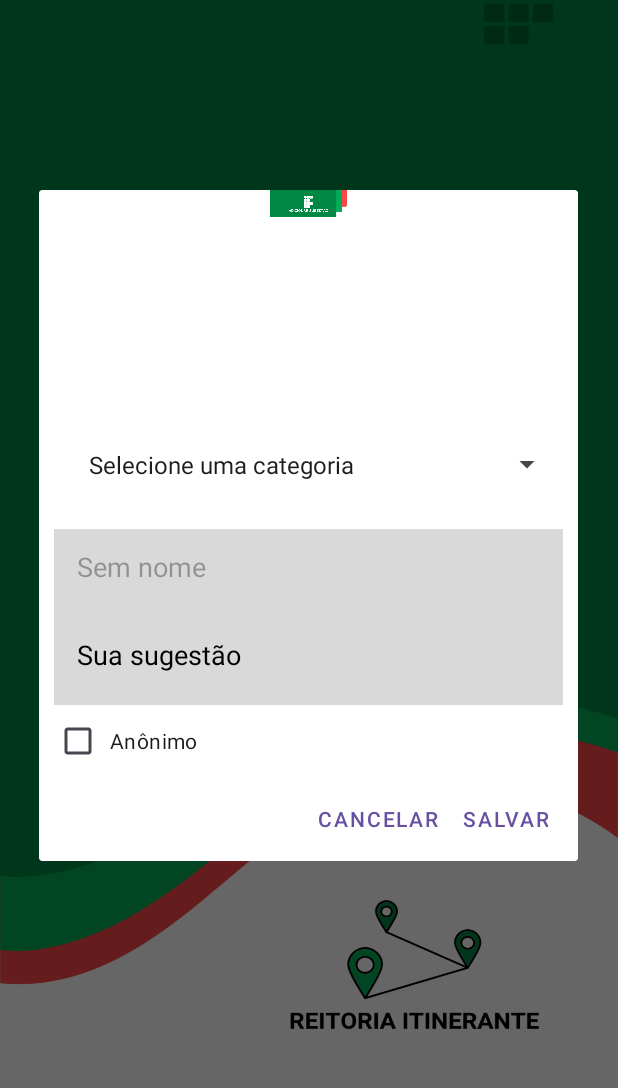
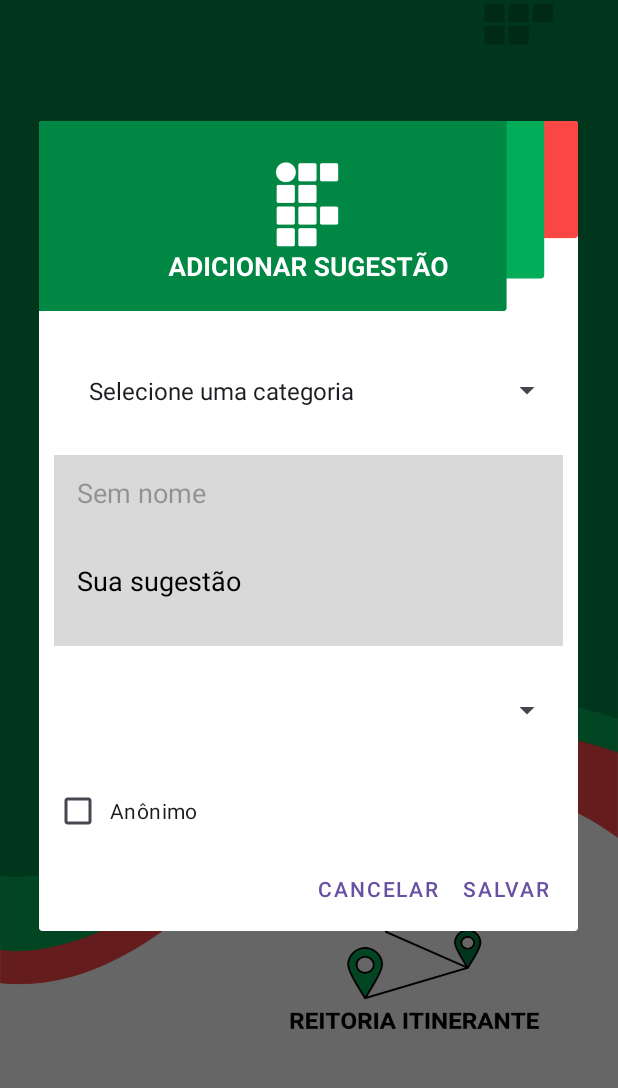
Before and after one commit to alexandrecostapb/reitoria2025, an Android app: the screen it shows after launch once a user with an empty profile is signed in (MainActivity), after a tap on an icon or button, on a phone screen of 412 x 824 dp, the part 92-1180 px from its top. Run offline under Robolectric (Android 15) with nearby library versions, the phone set to English and light mode, and no system bars; our stand-ins replace Firebase (no records; nobody signed in at launch, a user with empty details on screens opened directly).

Commit message:
Adição da imagem faltante no último push e de campus e data nas sugestões, além de correção no layout das sugestões.

```diff
--- a/app/src/main/java/br/com/example/reitoria2025/ListaDeSugestoesActivity.java
+++ b/app/src/main/java/br/com/example/reitoria2025/ListaDeSugestoesActivity.java
@@ -50,8 +50,8 @@ public class ListaDeSugestoesActivity extends AppCompatActivity {
         voltarButton.setOnClickListener(new View.OnClickListener() {
             @Override
             public void onClick(View view) {
-                Intent intent = new Intent(getApplicationContext(), MainActivity.class);
-                startActivity(intent);
+                // Retirei o comando de "abertura" da página principal (que ocorria por meio de um Intent) e deixei ele só fechando a página atual (a da lista de sugestões, no caso).
+                // Fiz essa alteração pois agora, na MainActivity, a mesma não é mais fechada ao ir para a lista de sugestões, fazendo o usuário volltar para ela apenas fechando a tela atual, em vez de fazer isso e ter que abrir outra tela.
                 finish();
             }
         });
--- a/app/src/main/java/br/com/example/reitoria2025/MainActivity.java
+++ b/app/src/main/java/br/com/example/reitoria2025/MainActivity.java
@@ -6,6 +6,7 @@ import android.content.SharedPreferences;
 import android.os.Bundle;
 import android.view.LayoutInflater;
 import android.view.View;
+import android.widget.AdapterView;
 import android.widget.ArrayAdapter;
 import android.widget.CheckBox;
 import android.widget.EditText;
@@ -19,11 +20,15 @@ import androidx.core.graphics.Insets;
 import androidx.core.view.ViewCompat;
 import androidx.core.view.WindowInsetsCompat;
 
+import com.google.firebase.firestore.FieldValue;
 import com.google.firebase.firestore.FirebaseFirestore;
 import com.google.android.gms.auth.api.signin.GoogleSignIn;
 import com.google.android.gms.auth.api.signin.GoogleSignInClient;
 import com.google.android.gms.auth.api.signin.GoogleSignInOptions;
 import com.google.firebase.auth.FirebaseAuth;
+
+import java.util.HashMap;
+import java.util.Map;
 
 public class MainActivity extends AppCompatActivity {
     private FirebaseAuth mAuth;
@@ -64,7 +69,10 @@ public class MainActivity extends AppCompatActivity {
             CheckBox anonimoCheckBox = view.findViewById(R.id.anonimoCheckBox);
             Spinner categoriaSpinner = view.findViewById(R.id.categoriasSpinner);
 
-            //carrega valores do spinner a partir do xml
+            Spinner spinnerCampus = view.findViewById(R.id.spinnerCampus);
+            EditText campusOutroEditText = view.findViewById(R.id.campusOutroEditText);
+
+            // Carrega valores do spinner de categorias a partir do xml
             ArrayAdapter<CharSequence> adapter = ArrayAdapter.createFromResource(
                     MainActivity.this,
                     R.array.categoriasSpinner,
@@ -72,6 +80,31 @@ public class MainActivity extends AppCompatActivity {
             );
             adapter.setDropDownViewResource(android.R.layout.simple_spinner_dropdown_item);
             categoriaSpinner.setAdapter(adapter);
+
+            // Carrega valores do spinner de campus
+            ArrayAdapter<CharSequence> adapterCampus = ArrayAdapter.createFromResource(
+                    MainActivity.this,
+                    R.array.campusSpinner,
+                    android.R.layout.simple_spinner_item
+            );
+            adapterCampus.setDropDownViewResource(android.R.layout.simple_spinner_dropdown_item);
+            spinnerCampus.setAdapter(adapterCampus);
+
+            // Mostrar EditText se "Outro" for selecionado
+            spinnerCampus.setOnItemSelectedListener(new AdapterView.OnItemSelectedListener() {
+                @Override
+                public void onItemSelected(AdapterView<?> parent, View view, int position, long id) {
+                    String selected = parent.getItemAtPosition(position).toString();
+                    if (selected.equals("Outro")) {
+                        campusOutroEditText.setVisibility(View.VISIBLE);
+                    } else {
+                        campusOutroEditText.setVisibility(View.GONE);
+                    }
+                }
+
+                @Override
+                public void onNothingSelected(AdapterView<?> parent) { }
+            });
 
             nomeEditText.setText(nomeUsuarioLogado);
             nomeEditText.setEnabled(false);
@@ -84,8 +117,22 @@ public class MainActivity extends AppCompatActivity {
                         String nomeParaSalvar = anonimo ? "" : nomeUsuarioLogado;
                         String categoriaSelecionada = categoriaSpinner.getSelectedItem().toString();
 
-                        if (!texto.isEmpty() && !categoriaSelecionada.equals("Selecione uma categoria")) {
-                            Sugestao sugestao = new Sugestao(nomeParaSalvar, texto, anonimo, categoriaSelecionada);
+                        // Captura o valor do campus
+                        String campusSelecionado;
+                        if (spinnerCampus.getSelectedItem().toString().equals("Outro")) {
+                            campusSelecionado = campusOutroEditText.getText().toString().trim();
+                        } else {
+                            campusSelecionado = spinnerCampus.getSelectedItem().toString();
+                        }
+
+                        if (!texto.isEmpty() && !categoriaSelecionada.equals("Selecione uma categoria") && !campusSelecionado.equals("Selecione seu campus")) {
+                            Map<String, Object> sugestao = new HashMap<>();
+                            sugestao.put("nome", nomeParaSalvar);
+                            sugestao.put("texto", texto);
+                            sugestao.put("anonimo", anonimo);
+                            sugestao.put("categoria", categoriaSelecionada);
+                            sugestao.put("campus", campusSelecionado);
+                            sugestao.put("dataInsercao", FieldValue.serverTimestamp()); // salva data/hora do servidor
 
                             FirebaseFirestore.getInstance()
                                     .collection("sugestoes")
@@ -95,8 +142,6 @@ public class MainActivity extends AppCompatActivity {
                                     .addOnFailureListener(e -> {
                                         Toast.makeText(MainActivity.this, "Erro ao salvar: " + e.getMessage(), Toast.LENGTH_LONG).show();
                                     });
-                                    //.addOnFailureListener(e ->
-                                        //Toast.makeText(MainActivity.this, "Erro ao salvar!", Toast.LENGTH_SHORT).show());
                         } else {
                             Toast.makeText(MainActivity.this, "Preencha todos os campos!", Toast.LENGTH_SHORT).show();
                         }
--- a/app/src/main/res/layout/activity_adicionar_sugestao_dialog.xml
+++ b/app/src/main/res/layout/activity_adicionar_sugestao_dialog.xml
@@ -18,8 +18,10 @@
         <ImageView
             android:id="@+id/imageView"
             android:layout_width="match_parent"
-            android:layout_height="110dp"
-            android:layout_marginBottom="40dp"
+            android:layout_height="wrap_content"
+            android:layout_marginBottom="20dp"
+            android:adjustViewBounds="true"
+            android:scaleType="fitCenter"
             android:src="@drawable/adicionar_sugestao_layout" />
 
         <Spinner
@@ -54,7 +56,34 @@
             android:inputType="textMultiLine"
             android:minLines="3"
             android:paddingHorizontal="15dp"
+            android:paddingBottom="10dp"
             android:textColorHint="@color/textColorHint" />
+
+        <!-- NOVO: Spinner de Campus -->
+        <Spinner
+            android:id="@+id/spinnerCampus"
+            android:layout_width="match_parent"
+            android:layout_height="66dp"
+            android:layout_marginStart="10dp"
+            android:layout_marginTop="10dp"
+            android:layout_marginEnd="10dp"
+            android:layout_marginBottom="10dp"
+            android:entries="@array/campusSpinner"
+            android:paddingHorizontal="15dp" />
+
+        <!-- SE QUISER: EditText só aparece se usuário escolher "Outro" -->
+        <EditText
+            android:id="@+id/campusOutroEditText"
+            android:layout_width="match_parent"
+            android:layout_height="wrap_content"
+            android:layout_marginStart="10dp"
+            android:layout_marginEnd="10dp"
+            android:layout_marginBottom="10dp"
+            android:background="#d9d9d9"
+            android:hint="Digite seu campus"
+            android:paddingHorizontal="15dp"
+            android:paddingVertical="10dp"
+            android:visibility="gone" />
 
         <CheckBox
             android:id="@+id/anonimoCheckBox"
```
Also changed, not shown: app/src/main/java/br/com/example/reitoria2025/Sugestao.java (+22 -1 lines), app/src/main/java/br/com/example/reitoria2025/SugestaoAdapter.java (+14 -1 lines), app/src/main/res/layout/item_sugestao.xml (+40 -10 lines), app/src/main/res/drawable/adicionar_sugestao_layout.png.
